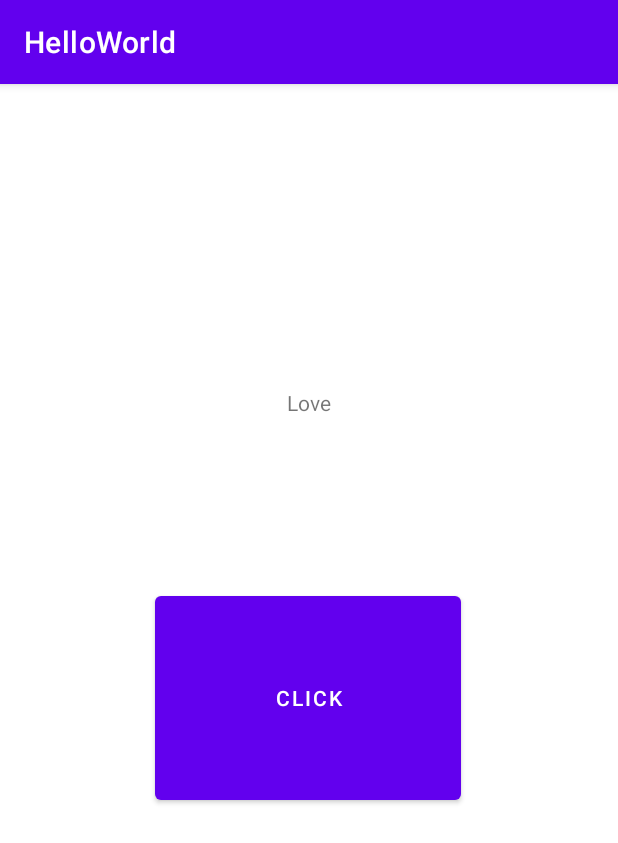
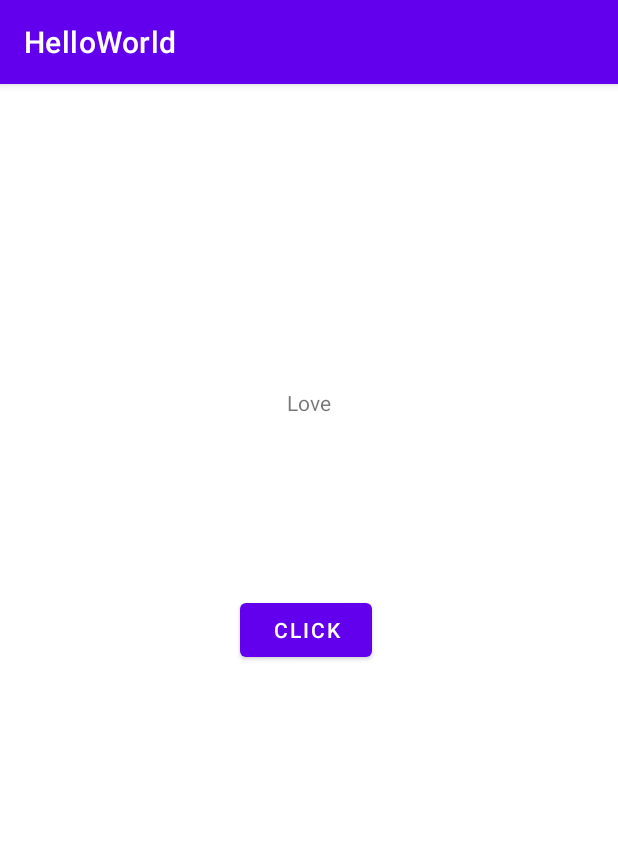
Before and after one commit to s364549/ADSE1310-1_22V, an Android app: the screen it shows after launch (MainActivity), on a phone screen of 412 x 824 dp. Shown: the top 843 px of the screen. Run offline under Robolectric (Android 15) with nearby library versions, the phone set to English and light mode, and no system bars.

Commit message:
Update activity_main.xml

```diff
--- a/HelloWorld/app/src/main/res/layout/activity_main.xml
+++ b/HelloWorld/app/src/main/res/layout/activity_main.xml
@@ -19,18 +19,12 @@
 
     <Button
         android:id="@+id/button"
-        android:layout_width="204dp"
-        android:layout_height="148dp"
-        android:layout_marginStart="103dp"
-        android:layout_marginTop="113dp"
-        android:layout_marginEnd="104dp"
-        android:layout_marginBottom="258dp"
+        android:layout_width="wrap_content"
+        android:layout_height="wrap_content"
+        android:layout_marginStart="160dp"
+        android:layout_marginTop="340dp"
         android:text="Click"
-        app:layout_constraintBottom_toBottomOf="parent"
-        app:layout_constraintEnd_toEndOf="parent"
-        app:layout_constraintHorizontal_bias="0.0"
         app:layout_constraintStart_toStartOf="parent"
-        app:layout_constraintTop_toBottomOf="@+id/textView"
-        app:layout_constraintVertical_bias="0.0" />
+        app:layout_constraintTop_toTopOf="parent" />
 
 </androidx.constraintlayout.widget.ConstraintLayout>
```
